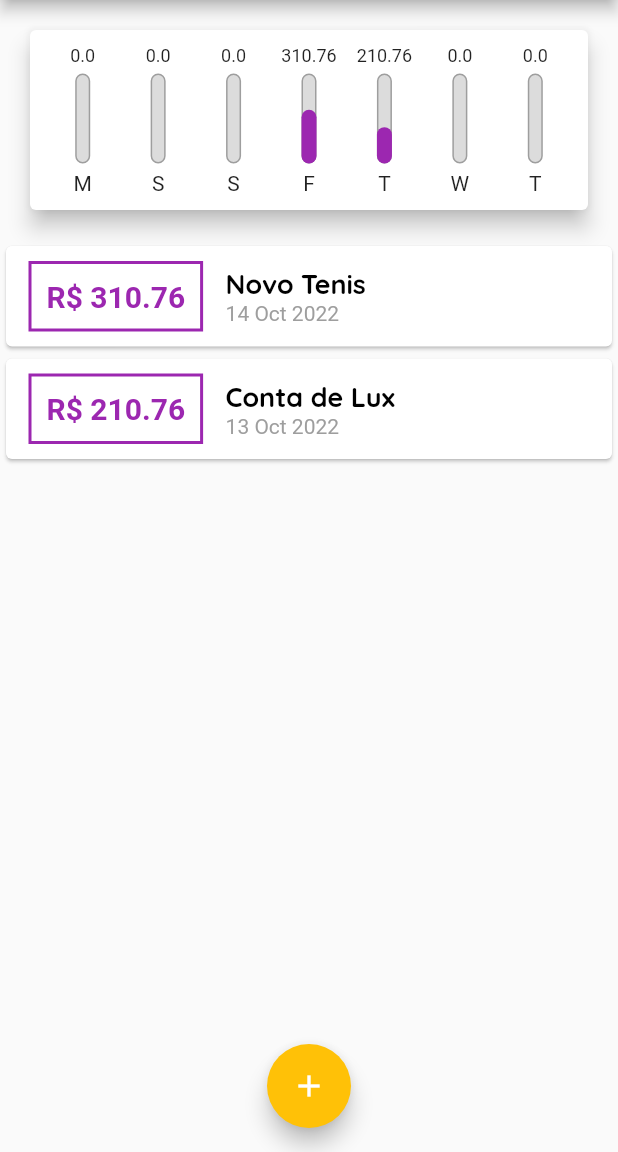
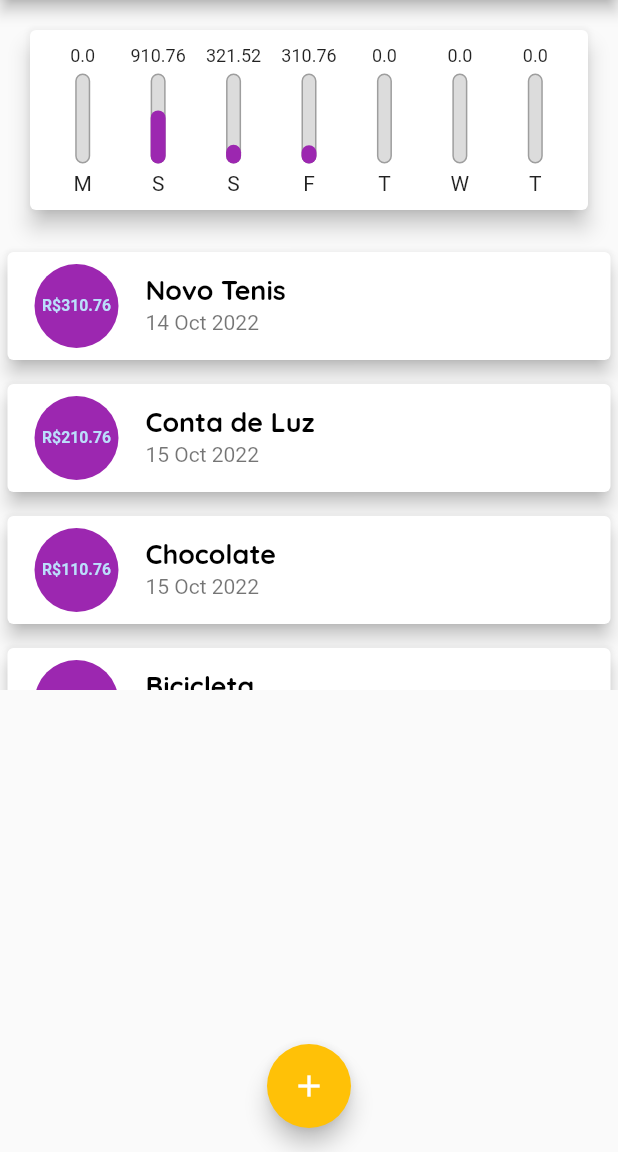
Before and after one commit to V-Icaro/Expenses-Flutter, a Flutter app: the screen it shows after launch, on a phone screen of 412 x 824 dp, the part 84-1236 px from its top. Run offline on Flutter 3.47's test engine with Material 2 defaults, Android fonts, the phone set to English and light mode, and no system bars.

Commit message:
Alterações no widget transaction list

```diff
--- a/lib/components/transaction_list.dart
+++ b/lib/components/transaction_list.dart
@@ -36,42 +36,33 @@ class TransactionList extends StatelessWidget {
               itemBuilder: (ctx, index) {
                 final tr = transactions![index];
                 return Card(
-                  child: Row(children: <Widget>[
-                    Container(
+                  elevation: 5,
                   margin: const EdgeInsets.symmetric(
-                          horizontal: 15, vertical: 10),
-                      decoration: BoxDecoration(
-                        border: Border.all(
-                          color: Theme.of(context).colorScheme.primary,
-                          width: 2,
+                    vertical: 8,
+                    horizontal: 5,
                   ),
-                      ),
-                      padding: const EdgeInsets.all(10),
+                  child: ListTile(
+                    leading: CircleAvatar(
+                      backgroundColor: Colors.purple,
+                      radius: 30,
+                      child: Padding(
+                        padding: const EdgeInsets.all(7.0),
+                        child: FittedBox(
                           child: Text(
-                        'R\$ ${tr.value!.toStringAsFixed(2)}',
-                        style: const TextStyle(
-                          fontWeight: FontWeight.bold,
-                          fontSize: 20,
-                          color: Colors.purple,
+                            'R\$${tr.value}',
+                            style: const TextStyle(fontWeight: FontWeight.bold),
                           ),
                         ),
                       ),
-                    Column(
-                      crossAxisAlignment: CrossAxisAlignment.start,
-                      children: [
-                        Text(
+                    ),
+                    title: Text(
                       tr.title!,
                       style: Theme.of(context).textTheme.headline6,
                     ),
-                        Text(
+                    subtitle: Text(
                       DateFormat('d MMM y').format(tr.date!),
-                          style: const TextStyle(
-                            color: Colors.grey,
                     ),
-                        )
-                      ],
-                    )
-                  ]),
+                  ),
                 );
               },
             ),
--- a/lib/main.dart
+++ b/lib/main.dart
@@ -58,9 +58,21 @@ class _MyHomePageState extends State<MyHomePage> {
     ),
     Transaction(
       id: 't2',
-      title: 'Conta de Lux',
+      title: 'Conta de Luz',
       value: 210.76,
-      date: DateTime.now().subtract(const Duration(days: 4)),
+      date: DateTime.now().subtract(const Duration(days: 2)),
+    ),
+    Transaction(
+      id: 't3',
+      title: 'Chocolate',
+      value: 110.76,
+      date: DateTime.now().subtract(const Duration(days: 2)),
+    ),
+    Transaction(
+      id: 't4',
+      title: 'Bicicleta',
+      value: 910.76,
+      date: DateTime.now().subtract(const Duration(days: 1)),
     ),
   ];
 
```
Lines whose indentation alone changed are shown as unchanged.
